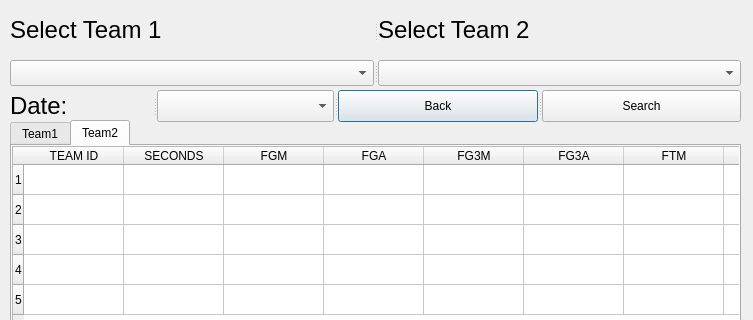
Qt form Application/UIs/boxScore.ui (shnkreddy98/NBA-Stats-App) before a commit; both pictures show x 0 to 753 and y 0 to 320 of the 753 by 524 pixel window.
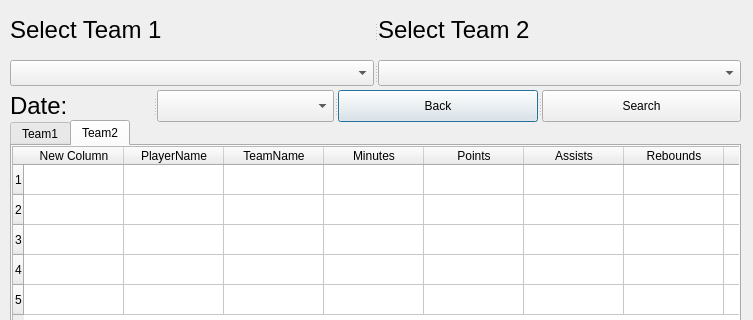
The same form after that commit. The open tabs and pages were chosen to show the change.

Diff of the .ui file:
```diff
--- a/Application/UIs/boxScore.ui
+++ b/Application/UIs/boxScore.ui
@@ -195,12 +195,37 @@
      </row>
      <column>
       <property name="text">
-       <string>TEAM ID</string>
+       <string>New Column</string>
       </property>
      </column>
      <column>
       <property name="text">
-       <string>SECONDS</string>
+       <string>PlayerName</string>
+      </property>
+     </column>
+     <column>
+      <property name="text">
+       <string>TeamName</string>
+      </property>
+     </column>
+     <column>
+      <property name="text">
+       <string>Minutes</string>
+      </property>
+     </column>
+     <column>
+      <property name="text">
+       <string>Points</string>
+      </property>
+     </column>
+     <column>
+      <property name="text">
+       <string>Assists</string>
+      </property>
+     </column>
+     <column>
+      <property name="text">
+       <string>Rebounds</string>
       </property>
      </column>
      <column>
@@ -240,7 +265,7 @@
      </column>
      <column>
       <property name="text">
-       <string>AST</string>
+       <string>DREB</string>
       </property>
      </column>
      <column>
@@ -253,36 +278,11 @@
        <string>BLK</string>
       </property>
      </column>
-     <column>
-      <property name="text">
-       <string>TURN OVER</string>
-      </property>
-     </column>
      <column>
       <property name="text">
        <string>PF</string>
       </property>
      </column>
-     <column>
-      <property name="text">
-       <string>PTS</string>
-      </property>
-     </column>
-     <column>
-      <property name="text">
-       <string>REB</string>
-      </property>
-     </column>
-     <column>
-      <property name="text">
-       <string>GAME ID</string>
-      </property>
-     </column>
-     <column>
-      <property name="text">
-       <string>PLAYER ID</string>
-      </property>
-     </column>
     </widget>
    </widget>
   </widget>
```
Left out of the diff: 51 changed lines with no effect on the pictures.
